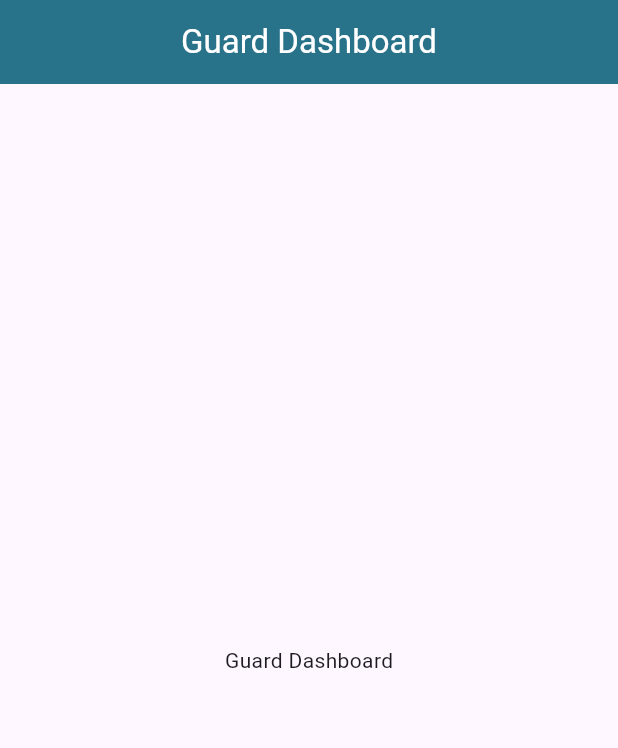
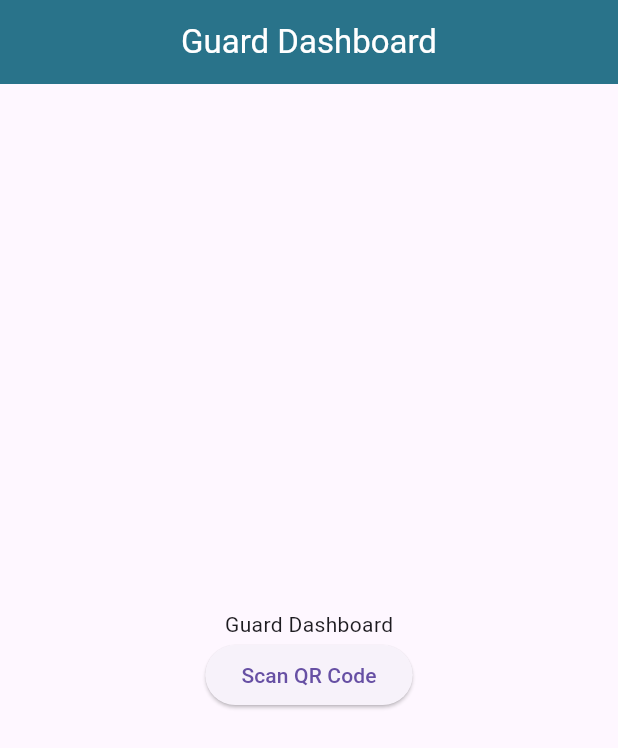
Before and after one commit to kedistS/yaz_leba, a Flutter app: the GuardScreen screen opened directly, on a phone screen of 412 x 824 dp. Shown: the top 748 px of the screen. Run offline on Flutter 3.47's test engine with Material 3 defaults, Android fonts, the phone set to English and light mode, and no system bars; our stand-ins replace image_picker, qr_flutter; missing offline and left inert: qr_code_scanner.

```diff
--- a/flutter_application_1/lib/screens/guard_screen.dart
+++ b/flutter_application_1/lib/screens/guard_screen.dart
@@ -1,15 +1,33 @@
 import 'package:flutter/material.dart';
 import 'package:flutter_application_1/widgets/app_bar.dart';
+import 'package:flutter_application_1/screens/qr_code_scanner.dart'; // Import your QR Code Scanner page
 
 class GuardScreen extends StatelessWidget {
   const GuardScreen({super.key});
 
   @override
   Widget build(BuildContext context) {
-    return const Scaffold(
+    return Scaffold(
       appBar: CustomAppBar(title: 'Guard Dashboard'),
       body: Center(
-        child: Text('Guard Dashboard'),
+        child: Column(
+          mainAxisAlignment: MainAxisAlignment.center,
+          children: [
+            Text('Guard Dashboard'),
+            ElevatedButton(
+              onPressed: () {
+                // Navigate to the QR Code Scanner page
+                Navigator.push(
+                  context,
+                  MaterialPageRoute(
+                    builder: (context) => QrCodeScannerPage(),
+                  ),
+                );
+              },
+              child: Text('Scan QR Code'),
+            ),
+          ],
+        ),
       ),
     );
   }
--- a/flutter_application_1/lib/screens/login_screen.dart
+++ b/flutter_application_1/lib/screens/login_screen.dart
@@ -12,7 +12,7 @@ class LoginScreen extends StatelessWidget {
   void _login(BuildContext context, String username, String password) {
     // Here you would implement actual login logic
     // For demonstration purposes, let's assume successful login
-    String role = 'admin'; // Replace with actual role fetched from backend
+    String role = 'guard'; // Replace with actual role fetched from backend
 
     switch (role) {
       case 'admin':
--- a/flutter_application_1/lib/screens/register_screen.dart
+++ b/flutter_application_1/lib/screens/register_screen.dart
@@ -1,7 +1,7 @@
 import 'package:flutter/material.dart';
 import 'dart:io';
 import 'package:image_picker/image_picker.dart';
-import 'package:flutter_application_1/widgets/app_bar.dart';
+//import 'package:flutter_application_1/widgets/app_bar.dart';
 import 'package:flutter_application_1/screens/qr_code_generator_screen.dart';
 import 'package:flutter_application_1/models/student_model.dart';
 
--- a/flutter_application_1/pubspec.yaml
+++ b/flutter_application_1/pubspec.yaml
@@ -23,6 +23,7 @@ dependencies:
   qr_code_scanner: ^1.0.1
   qr_flutter: ^4.1.0
 
+
 dev_dependencies:
   flutter_test:
     sdk: flutter
```
Also changed, not shown: flutter_application_1/lib/screens/qr_code_scanner.dart (added, +69 -0 lines).
